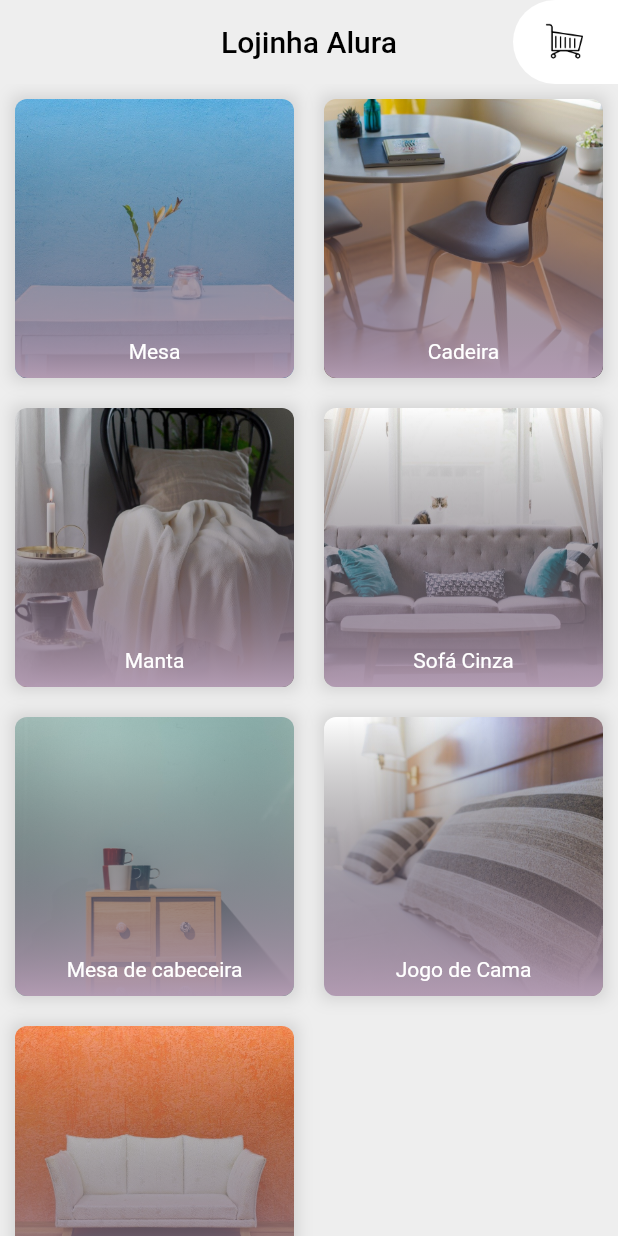
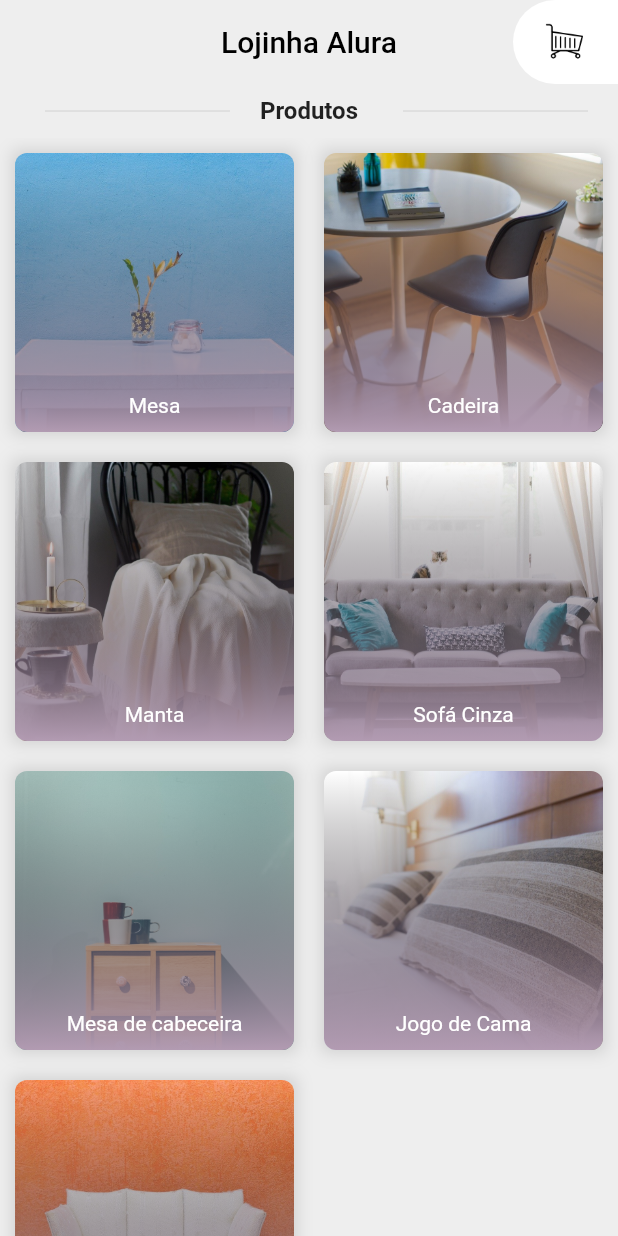
Before and after one commit to ohenriquemonte/flutter-layout-aplicacao-alr, a Flutter app: the screen it shows after launch, on a phone screen of 412 x 824 dp. Run offline on Flutter 3.47's test engine with Material 2 defaults, Android fonts, the phone set to English and light mode, and no system bars.

Commit message:
04.03 - Identificação da página de Produtos

```diff
--- a/lib/main.dart
+++ b/lib/main.dart
@@ -84,8 +84,36 @@ class Inicio extends StatelessWidget {
         titulo: 'Lojinha Alura',
         ehPaginaCarrinho: false,
       ),
-      body: GridProdutos(
-        moveis: moveis,
+      body: Column(
+        children: [
+          Row(
+            children: [
+              Expanded(
+                child: Container(
+                  margin:
+                      EdgeInsets.only(left: 30, right: 20, top: 10, bottom: 10),
+                  child: Divider(),
+                ),
+              ),
+              Text(
+                'Produtos',
+                style: TextStyle(fontSize: 16, fontWeight: FontWeight.bold),
+              ),
+              Expanded(
+                child: Container(
+                  margin:
+                      EdgeInsets.only(left: 30, right: 20, top: 10, bottom: 10),
+                  child: Divider(),
+                ),
+              ),
+            ],
+          ),
+          Flexible(
+            child: GridProdutos(
+              moveis: moveis,
+            ),
+          )
+        ],
       ),
     );
   }
```
